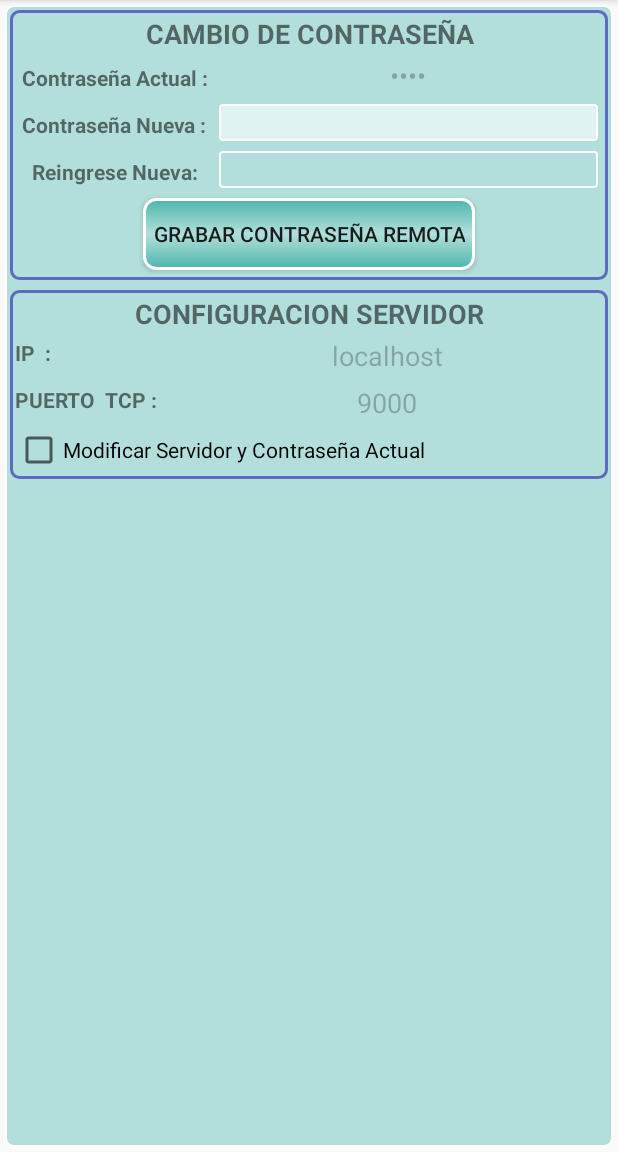
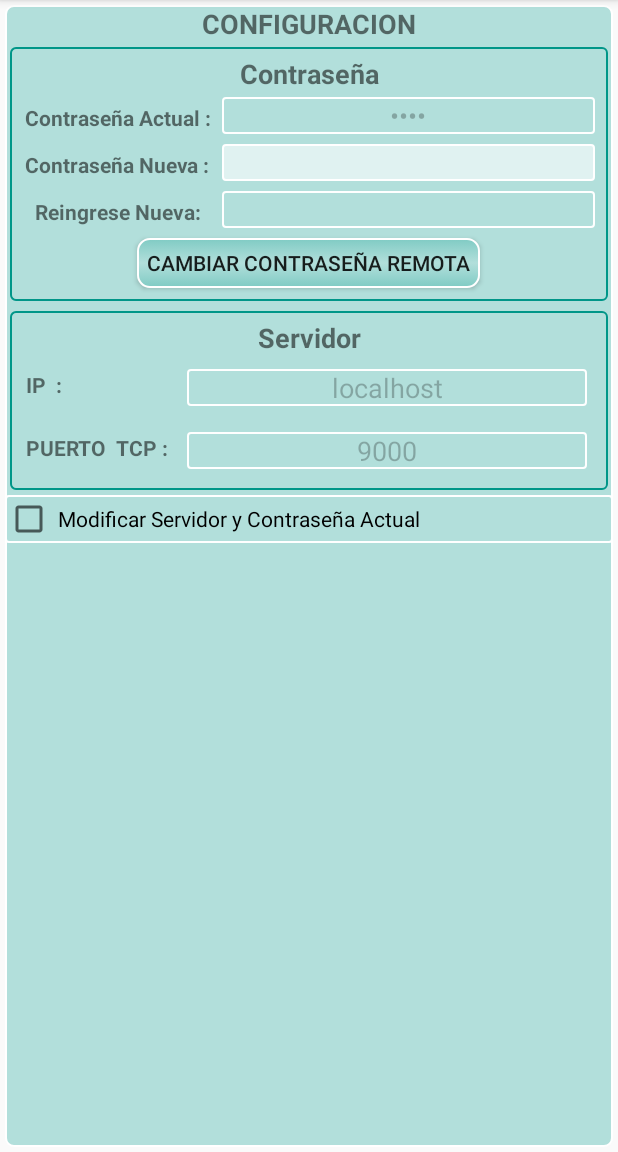
Before and after one commit to AndroidStudioProyects/TDroid-Final, an Android app: the Activity_Config_API screen opened directly, with no data from a screen before it, on a phone screen of 412 x 824 dp, the part 84-1236 px from its top. Run offline under Robolectric (Android 15) with nearby library versions, the phone set to English and light mode, and no system bars.

Commit message:
add check pass
se agrego que consulte password actual atenes de enviar un cambio
se mejoro estetica

```diff
--- a/app/src/main/res/drawable/button_ena_1.xml
+++ b/app/src/main/res/drawable/button_ena_1.xml
@@ -2,7 +2,7 @@
 <shape xmlns:android="http://schemas.android.com/apk/res/android" android:shape="rectangle">
     <gradient
         android:startColor="@color/md_teal_100"
-        android:centerColor="@color/md_teal_300"
+        android:centerColor="@color/md_teal_200"
         android:endColor="@color/md_teal_100"
         android:angle="90"/>
     <padding android:left="7dp"
@@ -10,7 +10,7 @@
         android:right="7dp"
         android:bottom="7dp" />
     <stroke
-        android:width="2dip"
+        android:width="1dp"
         android:color="#FFFFFF" />
     <corners android:radius= "8dp" />
 </shape>
--- a/app/src/main/res/drawable/button_pres_1.xml
+++ b/app/src/main/res/drawable/button_pres_1.xml
@@ -1,16 +1,16 @@
 <?xml version="1.0" encoding="utf-8"?>
 <shape xmlns:android="http://schemas.android.com/apk/res/android" android:shape="rectangle">
     <gradient
-        android:startColor="@color/md_teal_300"
+        android:startColor="@color/md_teal_200"
         android:centerColor="@color/md_teal_100"
-        android:endColor="@color/md_teal_300"
+        android:endColor="@color/md_teal_200"
         android:angle="90"/>
     <padding android:left="7dp"
         android:top="7dp"
         android:right="7dp"
         android:bottom="7dp" />
     <stroke
-        android:width="2dip"
+        android:width="1dp"
         android:color="#FFFFFF" />
     <corners android:radius= "8dp" />
 </shape>
--- a/app/src/main/res/drawable/fondo_4.xml
+++ b/app/src/main/res/drawable/fondo_4.xml
@@ -1,11 +1,11 @@
 <?xml version="1.0" encoding="utf-8"?>
 <shape xmlns:android="http://schemas.android.com/apk/res/android"
     android:shape="rectangle">
-    <corners android:radius="5dp" >
+    <corners android:radius="3dp" >
 
     </corners>
-    <stroke android:width="2dp"
-        android:color="@color/md_indigo_400">
+    <stroke android:width="1dp"
+        android:color="@color/md_teal_500">
 
     </stroke>
 
--- a/app/src/main/res/drawable/selector_edittext.xml
+++ b/app/src/main/res/drawable/selector_edittext.xml
@@ -1,10 +1,7 @@
 <?xml version="1.0" encoding="utf-8"?>
 <selector xmlns:android="http://schemas.android.com/apk/res/android">
     <item
-
-        android:state_enabled="true"
         android:state_focused="false"
-
         android:drawable="@drawable/edittext_enable" />
     <item
 
--- a/app/src/main/res/drawable/selector_textview.xml
+++ b/app/src/main/res/drawable/selector_textview.xml
@@ -1,13 +1,10 @@
 <?xml version="1.0" encoding="utf-8"?>
 <selector xmlns:android="http://schemas.android.com/apk/res/android">
        <item
-
             android:state_enabled="true"
             android:state_pressed="false"
-
             android:drawable="@drawable/edittext_enable" />
         <item
-
             android:state_pressed="true"
             android:state_enabled="true"
             android:drawable="@drawable/edittext_focused" />
--- a/app/src/main/res/layout/activity_config_api.xml
+++ b/app/src/main/res/layout/activity_config_api.xml
@@ -4,8 +4,31 @@
     android:layout_margin="3dp"
     android:layout_width="match_parent"
     android:background="@drawable/fondo_3"
-    android:layout_height="match_parent"
-    android:weightSum="1">
+    android:layout_height="match_parent"    >
+    <LinearLayout
+        android:layout_width="match_parent"
+        android:layout_height="wrap_content"
+        android:gravity="center">
+
+        <TextView
+            android:layout_width="wrap_content"
+            android:layout_height="wrap_content"
+            android:text="Configuracion"
+            android:textAllCaps="true"
+            android:textSize="18dp"
+            android:textStyle="bold" />
+
+
+    </LinearLayout>
+
+    <ScrollView
+        android:layout_width="match_parent"
+        android:layout_height="wrap_content">
+
+        <LinearLayout
+            android:layout_width="match_parent"
+            android:layout_height="wrap_content"
+            android:orientation="vertical">
 
         <LinearLayout
         android:layout_width="match_parent"
@@ -13,7 +36,7 @@
         android:layout_margin="3dp"
         android:orientation="horizontal"
         android:background="@drawable/fondo_4"
-        android:padding="3dp">
+        android:padding="5dp">
 
         <LinearLayout
             android:layout_width="match_parent"
@@ -24,10 +47,10 @@
                 android:id="@+id/textView"
                 android:layout_width="match_parent"
                 android:layout_height="wrap_content"
-                android:text="Cambio de Contraseña"
+                android:text="Contraseña"
                 android:textAlignment="center"
-                android:textAllCaps="true"
-                android:textSize="18sp"
+                android:textAllCaps="false"
+                android:textSize="18dp"
                 android:textStyle="bold" />
 
             <LinearLayout
@@ -42,6 +65,7 @@
                     android:layout_height="wrap_content"
                     android:layout_margin="3dp"
                     android:text="Contraseña Actual :"
+
                     android:textAlignment="center"
                     android:textStyle="bold" />
 
@@ -119,7 +143,7 @@
             <Button
                 android:id="@+id/btn_grabarPass"
                 style="@style/EstiloBoton"
-                android:text="Grabar Contraseña Remota" />
+                android:text="Cambiar Contraseña Remota"/>
 
         </LinearLayout>
 
@@ -132,15 +156,15 @@
         android:orientation="vertical"
         android:layout_margin="3dp"
         android:background="@drawable/fondo_4"
-        android:padding="3dp">
+        android:padding="5dp">
 
             <TextView
                 android:id="@+id/textView6"
                 android:layout_width="match_parent"
                 android:layout_height="wrap_content"
-            android:text="Configuracion Servidor"
+                android:text="Servidor"
                 android:textAlignment="center"
-            android:textAllCaps="true"
+                android:textAllCaps="false"
                 android:textSize="18sp"
                 android:textStyle="bold" />
 
@@ -148,6 +172,7 @@
             android:layout_width="match_parent"
             android:layout_height="wrap_content"
             android:layout_gravity="center_horizontal"
+            android:padding="5dp"
             android:orientation="horizontal">
 
             <TextView
@@ -174,6 +199,7 @@
             android:layout_width="match_parent"
             android:layout_height="wrap_content"
             android:layout_gravity="center_horizontal"
+            android:padding="5dp"
             android:orientation="horizontal">
 
             <TextView
@@ -198,15 +224,19 @@
 
         </LinearLayout>
 
-
+        </LinearLayout>
+       <LinearLayout
+           android:layout_width="match_parent"
+           android:layout_height="wrap_content">
            <CheckBox
                android:id="@+id/check_ip_port"
                android:layout_width="match_parent"
                android:layout_height="wrap_content"
                android:checked="false"
+              android:padding="3dp"
+               android:background="@drawable/selector_edittext"
                android:text="Modificar Servidor y Contraseña Actual" />
-
        </LinearLayout>
-
-
         </LinearLayout>
+    </ScrollView>
+</LinearLayout>
--- a/app/src/main/res/menu/menu_main.xml
+++ b/app/src/main/res/menu/menu_main.xml
@@ -1,17 +1,17 @@
 <?xml version="1.0" encoding="utf-8"?>
-<menu xmlns:android="http://schemas.android.com/apk/res/android">
+<menu xmlns:android="http://schemas.android.com/apk/res/android"
+   >
           <item
+
               android:id="@+id/menu_conf"
               android:title="Configuración"/>
-          <item
-                android:id="@+id/menu_compartir"
-                android:title="Compartir Conf." />
+
           <item
                 android:id="@+id/menu_solicitar_pass"
                 android:title="Visualizar contraseña " />
 
           <item
-              android:id="@+id/menu_send"
+              android:id="@+id/menu_about"
               android:title="Acerca de..." />
 
 </menu>
--- a/app/src/main/res/values/styles.xml
+++ b/app/src/main/res/values/styles.xml
@@ -24,7 +24,7 @@
 
     <style name="EstiloBoton">
         <item name="android:layout_width">wrap_content</item>
-        <item name="android:layout_height">wrap_content</item>
+        <item name="android:layout_height">33dp</item>
         <item name="android:layout_gravity">center</item>
         <item name="android:background">@drawable/selector_1</item>
         <item name="android:layout_margin">3dp</item>
```
Also changed, not shown: app/src/main/java/com/example/giovanazzi/tdroid/Activity_Config_API.java (+59 -9 lines), app/src/main/java/com/example/giovanazzi/tdroid/Activity_Configuracion.java (+31 -28 lines), app/src/main/java/com/example/giovanazzi/tdroid/MainActivity.java (+10 -9 lines), app/src/main/res/layout/activity_configuracion.xml (+36 -4 lines), app/src/main/res/layout/activity_main.xml (+14 -3 lines), 1 other file. Lines whose indentation alone changed are shown as unchanged.
